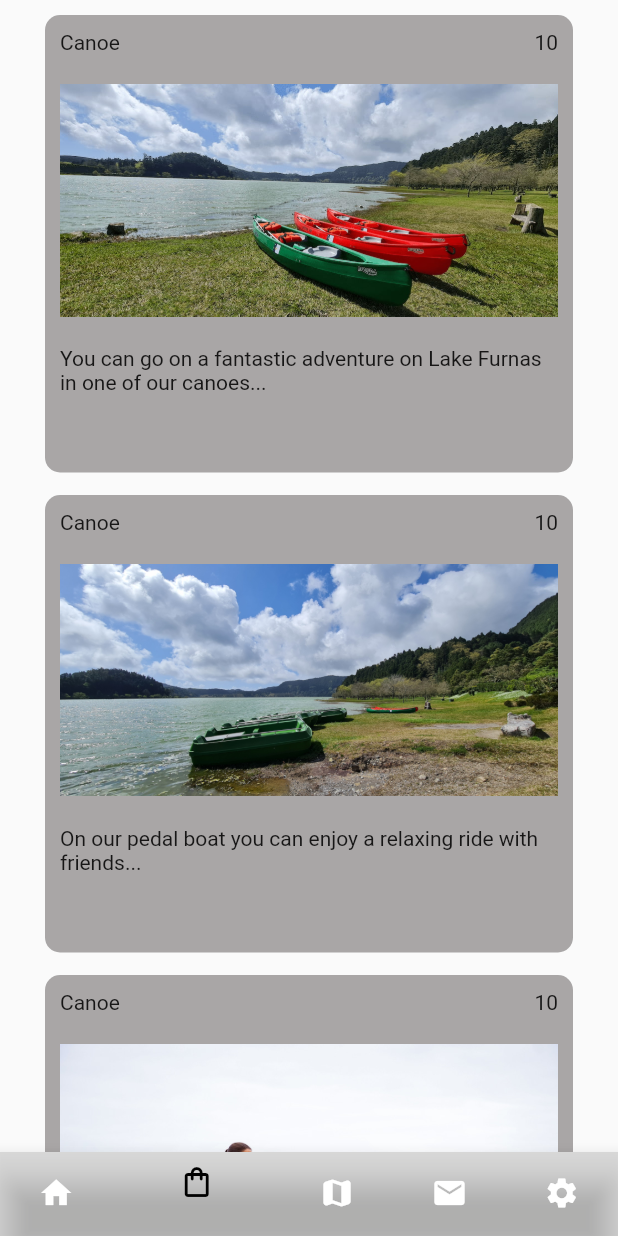
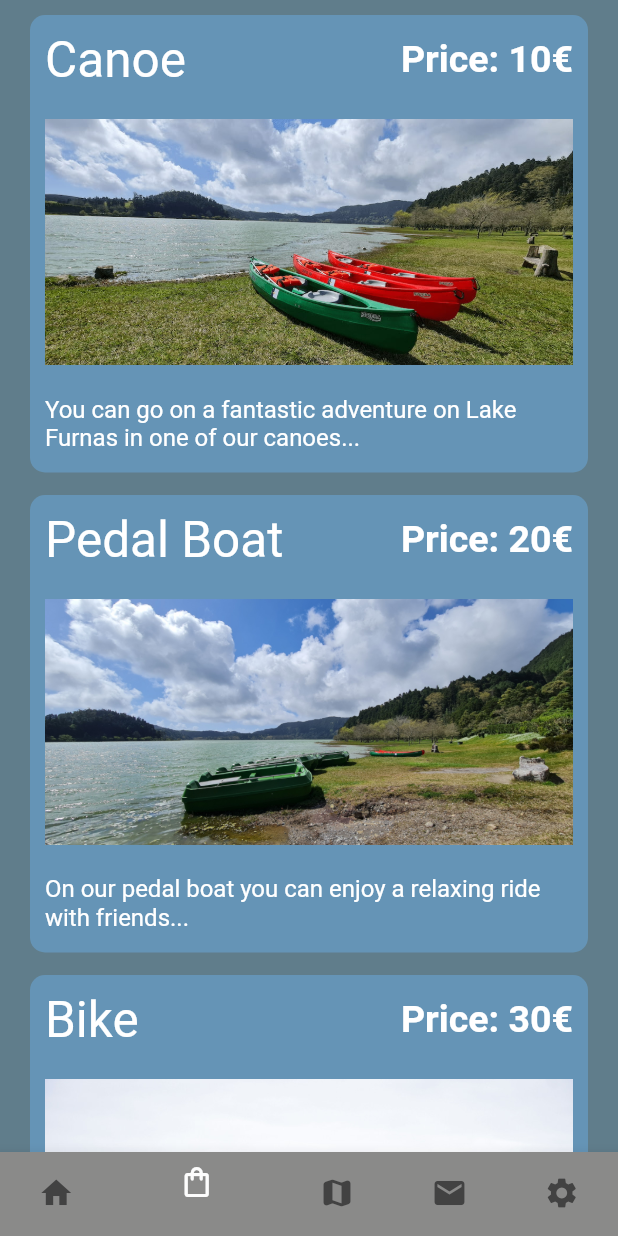
Before and after one commit to BorisKest/park_app, a Flutter app: the screen it shows after launch, item 2 of the bottom bar chosen, on a phone screen of 412 x 824 dp. Run offline on Flutter 3.47's test engine with Material 2 defaults, Android fonts, the phone set to English and light mode, and no system bars.

Commit message:
Section builder for products

```diff
--- a/lib/main.dart
+++ b/lib/main.dart
@@ -1,3 +1,4 @@
+import 'package:flutter/gestures.dart';
 import 'package:flutter/material.dart';
 import 'src/feature/home/widget/home_screen.dart';
 import 'src/feature/product/widget/product_screen.dart';
@@ -14,8 +15,9 @@ class ParkApp extends StatelessWidget {
 
   @override
   Widget build(BuildContext context) {
-    return const MaterialApp(
-      home: MainScreen(),
+    return MaterialApp(
+      theme: ThemeData.dark(),
+      home: const MainScreen(),
     );
   }
 }
@@ -53,12 +55,12 @@ class _MainScreen extends State<MainScreen> {
           BottomNavigationBarItem(
             icon: Icon(Icons.home),
             label: '',
-            backgroundColor: Color.fromARGB(80, 64, 65, 64),
+            backgroundColor: Color.fromARGB(255, 95, 95, 95),
           ),
           BottomNavigationBarItem(
             icon: Icon(Icons.shopping_bag_outlined),
             label: '',
-            backgroundColor: Color.fromARGB(80, 161, 161, 160),
+            backgroundColor: Color.fromARGB(255, 138, 138, 137),
           ),
           BottomNavigationBarItem(
             icon: Icon(Icons.map_rounded),
@@ -73,11 +75,11 @@ class _MainScreen extends State<MainScreen> {
           BottomNavigationBarItem(
             icon: Icon(Icons.settings),
             label: '',
-            backgroundColor: Color.fromARGB(255, 209, 184, 184),
+            backgroundColor: Color.fromARGB(255, 199, 196, 196),
           ),
         ],
         currentIndex: _selectedIndex,
-        selectedItemColor: Colors.black,
+        selectedItemColor: const Color.fromARGB(255, 253, 253, 253),
         onTap: _onItemTapped,
       ),
     );
--- /dev/null
+++ b/lib/src/common/widget/large_bold_text.dart
@@ -0,0 +1,25 @@
+import 'package:flutter/material.dart';
+
+class LargeText extends StatelessWidget {
+  double size;
+  final String text;
+  final Color color;
+  LargeText({
+    Key? key,
+    this.size = 33,
+    required this.text,
+    this.color = Colors.white,
+  }) : super(key: key);
+
+  @override
+  Widget build(BuildContext context) {
+    return Text(
+      text,
+      style: TextStyle(
+        fontSize: size,
+        color: color,
+        fontWeight: FontWeight.bold,
+      ),
+    );
+  }
+}
--- /dev/null
+++ b/lib/src/common/widget/large_text.dart
@@ -0,0 +1,25 @@
+import 'package:flutter/material.dart';
+
+class LargeBoldText extends StatelessWidget {
+  double size;
+  final String text;
+  final Color color;
+  LargeBoldText({
+    Key? key,
+    this.size = 33,
+    required this.text,
+    this.color = Colors.white,
+  }) : super(key: key);
+
+  @override
+  Widget build(BuildContext context) {
+    return Text(
+      text,
+      style: TextStyle(
+        fontSize: size,
+        color: color,
+        fontWeight: FontWeight.normal,
+      ),
+    );
+  }
+}
--- a/lib/src/feature/home/widget/home_screen.dart
+++ b/lib/src/feature/home/widget/home_screen.dart
@@ -5,6 +5,7 @@ class HomeScreen extends StatelessWidget {
 
   @override
   Widget build(BuildContext context) => Scaffold(
+        appBar: null,
         body: Container(
             decoration: const BoxDecoration(
                 image: DecorationImage(
--- a/lib/src/feature/map/wdiget/map_screen.dart
+++ b/lib/src/feature/map/wdiget/map_screen.dart
@@ -5,24 +5,20 @@ class MapScreen extends StatelessWidget {
 
   @override
   Widget build(BuildContext context) => Scaffold(
-          body: Center(
-        child: Column(
-          mainAxisAlignment: MainAxisAlignment.center,
-          children: [
-            Column(
+        body: Center(
+          child: Column(
+            mainAxisAlignment: MainAxisAlignment.center,
+            children: [
+              Column(
                 mainAxisAlignment: MainAxisAlignment.center,
                 children: const [
                   Text(
                     'MAP ',
-                    textAlign: TextAlign.center,
-                    style: TextStyle(
-                      fontFamily: 'TrajanPro',
-                      fontSize: 24,
-                      color: Color.fromARGB(255, 19, 17, 17),
-                    ),
                   ),
-                ])
-          ],
+                ],
+              )
+            ],
+          ),
         ),
-      ));
+      );
 }
--- a/lib/src/feature/product/widget/product_screen.dart
+++ b/lib/src/feature/product/widget/product_screen.dart
@@ -1,18 +1,22 @@
 import 'package:flutter/material.dart';
+import 'package:park_app/src/common/widget/large_bold_text.dart';
+import 'package:park_app/src/common/widget/large_text.dart';
 
 class ProductScreen extends StatelessWidget {
   ProductScreen({Key? key}) : super(key: key);
 
-  Widget productWidgenBuilder(productName, productPrice, image1, productInfo) {
+  Widget productWidgenBuilder(productName, productPrice, image12, productInfo) {
     productName;
     productPrice;
     productInfo;
 
     return Scaffold(
       body: Container(
-        margin: const EdgeInsets.fromLTRB(30, 10, 30, 5),
+        decoration: const BoxDecoration(color: Colors.blueGrey),
+        child: Container(
+          margin: const EdgeInsets.fromLTRB(20, 10, 20, 5),
           decoration: BoxDecoration(
-          color: Color.fromARGB(179, 134, 131, 131),
+            color: const Color.fromARGB(146, 105, 165, 214),
             borderRadius: BorderRadius.circular(10),
           ),
           child: Column(
@@ -21,21 +25,28 @@ class ProductScreen extends StatelessWidget {
                 margin: const EdgeInsets.all(10),
                 child: Row(
                   children: [
-                  Text(productName),
+                    LargeBoldText(text: productName),
                     const Spacer(),
-                  Text(productPrice),
+                    LargeText(
+                      size: 25,
+                      text: 'Price: ' + productPrice + '€',
+                    ),
                   ],
                 ),
               ),
               Container(
                 margin: const EdgeInsets.all(10),
-              child: image1,
+                child: image12,
               ),
               Container(
                 margin: const EdgeInsets.all(10),
-              child: Text(productInfo),
+                child: Text(
+                  productInfo,
+                  style: TextStyle(color: Colors.white, fontSize: 16),
+                ),
               ),
             ],
+          ),
         ),
       ),
     );
@@ -62,19 +73,20 @@ class ProductScreen extends StatelessWidget {
               SizedBox(
                   height: 320.00,
                   child: productWidgenBuilder(
-                    "Canoe",
-                    "10",
+                    "Pedal Boat",
+                    "20",
                     prductImage2,
                     "On our pedal boat you can enjoy a relaxing ride with friends...",
                   )),
               SizedBox(
-                  height: 320.00,
+                height: 420.00,
                 child: productWidgenBuilder(
-                    "Canoe",
-                    "10",
+                  "Bike",
+                  "30",
                   prductImage3,
                   "E-bikes allow you to ride around the lake in just one hour, without losing any of your energy and allowing you to continue your tour of the azores!",
-                  )),
+                ),
+              ),
             ],
           ),
         ),
```
Lines whose indentation alone changed are shown as unchanged.
